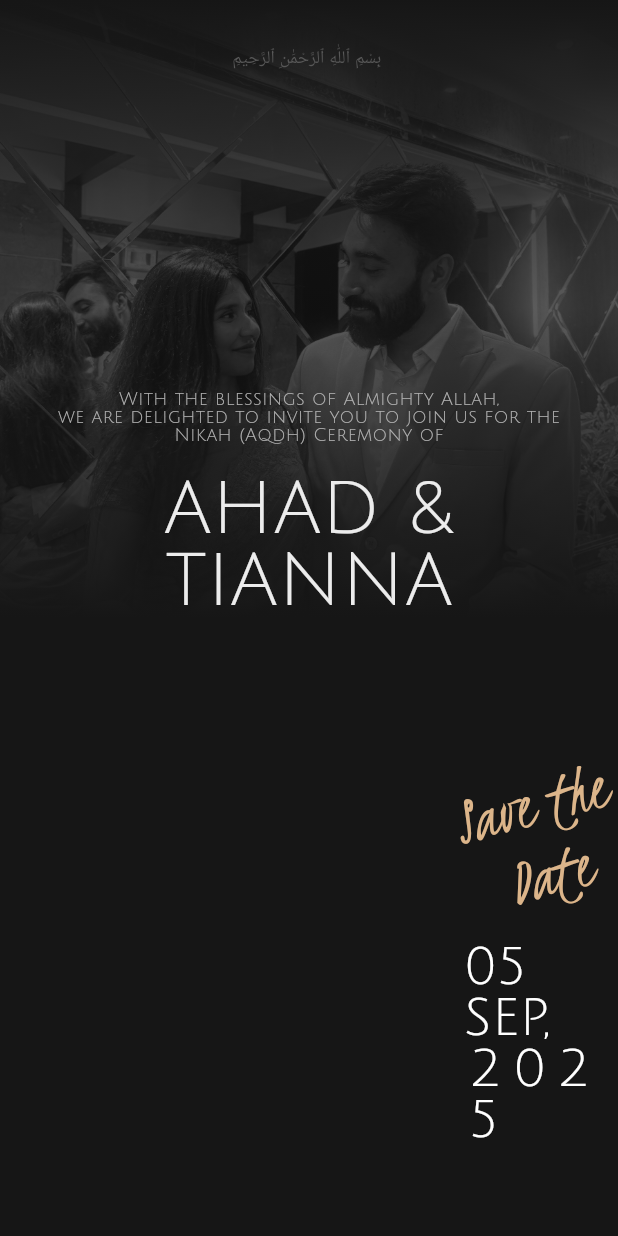
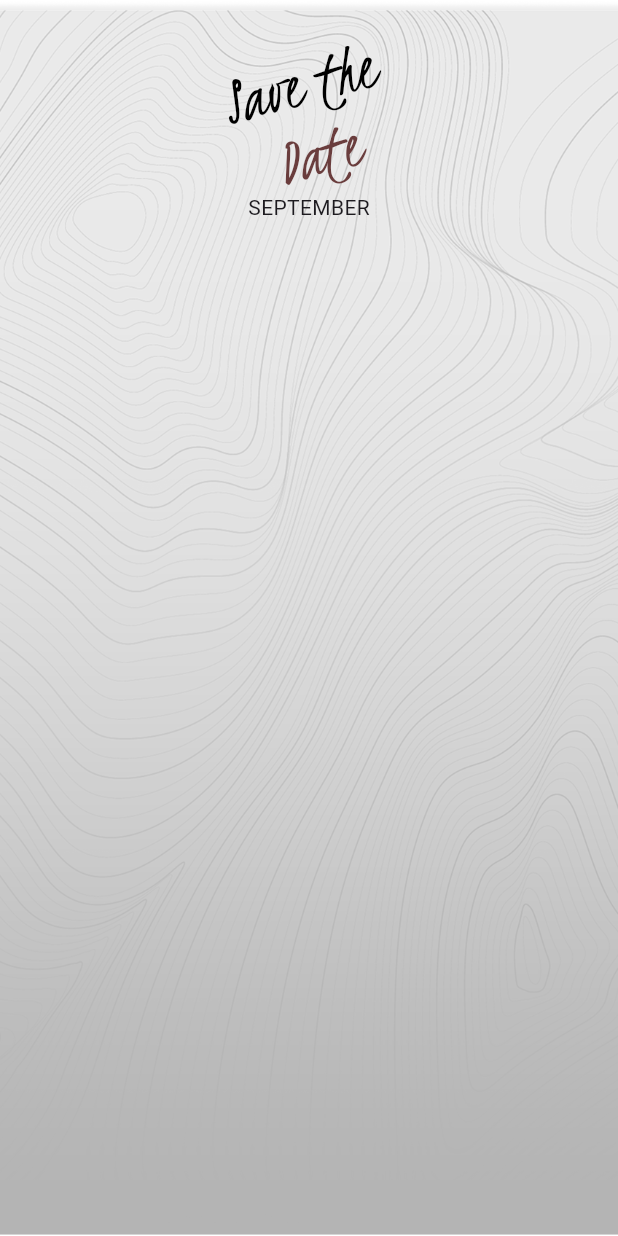
Before and after one commit to 35c0b4r/ahanna, a Flutter app: the screen it shows after launch, on a phone screen of 412 x 824 dp. Run offline on Flutter 3.47's test engine with Material 3 defaults, Android fonts, the phone set to English and light mode, and no system bars.

Commit message:
for secondary

```diff
--- a/lib/main.dart
+++ b/lib/main.dart
@@ -1,4 +1,6 @@
+import 'package:ahanna/constants.dart';
 import 'package:ahanna/pages/page_one.dart';
+import 'package:ahanna/pages/page_two.dart';
 import 'package:flutter/material.dart';
 
 void main() {
@@ -34,15 +36,12 @@ class _MyHomePageState extends State<MyHomePage> {
   @override
   Widget build(BuildContext context) {
     return Scaffold(
-      backgroundColor: Color(0xFF161616),
+      backgroundColor: backgroundColor.withValues(alpha: .3),
       body: PageView(
         scrollDirection: Axis.vertical,
         children: [
+          PageTwo(),
           PageOne(),
-          Container(
-            color: Colors.green,
-            child: const Center(child: Text('Page 2')),
-          ),
           Container(
             color: Colors.blue,
             child: const Center(child: Text('Page 3')),
--- a/lib/pages/page_one.dart
+++ b/lib/pages/page_one.dart
@@ -1,106 +1,17 @@
-import 'dart:math' as math;
-
+import 'package:ahanna/constants.dart';
 import 'package:flutter/material.dart';
 
-class PageOne extends StatefulWidget {
+class PageOne extends StatelessWidget {
   const PageOne({super.key});
 
   @override
-  State<PageOne> createState() => _PageOneState();
-}
-
-class _PageOneState extends State<PageOne> {
-  double _opacity = 0.0;
-  @override
-  void initState() {
-    super.initState();
-    Future.delayed(const Duration(seconds: 1), () {
-      setState(() {
-        _opacity = 1.0;
-      });
-    });
-  }
-
-  @override
   Widget build(BuildContext context) {
-    final double height = MediaQuery.of(context).size.height / 2;
     final double width = double.infinity;
-    final TextStyle titleTextStyle = TextStyle(
-      color: Color(0xFFECECEC),
-      fontSize: 48,
-      fontFamily: "Julius Sans One",
-      height: 1.0,
-    );
-    final TextStyle subTitleTextStyle = TextStyle(
-      color: Color(0xFFB0B0B0),
-      fontSize: 12,
-      fontFamily: "Julius Sans One",
-      height: 1.0,
-    );
-    final saveTheDateStyle = TextStyle(
-      color: Color(0xFFDCB58A),
-      fontSize: 48,
-      fontFamily: "Krishti",
-      height: 1.0,
-    );
-    final dateStyle = TextStyle(
-      color: Color(0xFFFFFFFF),
-      fontSize: 34,
-      fontFamily: "Julius Sans One",
-      height: 1.0,
-    );
-    List<double> bwMatrix = [
-      0.2126,
-      0.7152,
-      0.0722,
-      0,
-      0,
-      0.2126,
-      0.7152,
-      0.0722,
-      0,
-      0,
-      0.2126,
-      0.7152,
-      0.0722,
-      0,
-      0,
-      0,
-      0,
-      0,
-      1,
-      0,
-    ];
-    return Column(
-      crossAxisAlignment: CrossAxisAlignment.center,
-      children: [
-        SizedBox(
-          height: height,
-          child: Stack(
+    return Stack(
       children: [
         SizedBox(
           width: width,
-                child: ColorFiltered(
-                  colorFilter: ColorFilter.matrix(bwMatrix),
-                  child: Image.asset(
-                    "assets/images/top_image.jpg",
-                    fit: BoxFit.cover,
-                  ),
-                ),
-              ),
-              Container(
-                width: width,
-                decoration: BoxDecoration(
-                  gradient: LinearGradient(
-                    begin: Alignment.topCenter,
-                    end: Alignment.bottomCenter,
-                    colors: [
-                      Color(0xFF161616),
-                      Color(0xFF161616).withValues(alpha: 0.7),
-                      Color(0xFF161616),
-                    ],
-                  ),
-                ),
+          child: Image.asset(backgroundImage, fit: BoxFit.cover),
         ),
         Align(
           alignment: Alignment.topCenter,
@@ -108,78 +19,50 @@ class _PageOneState extends State<PageOne> {
             padding: const EdgeInsets.only(top: 30),
             child: SelectableText(
               "بِسْمِ ٱللّٰهِ ٱلرَّحْمَٰنِ ٱلرَّحِيمِ",
-                    style: TextStyle(
-                      color: Color(0xFF585858),
-                      fontSize: 12,
-                      fontFamily: "IoanOldSt BT",
+              style: bismillahTextStyle,
             ),
+          ),
+        ),
+        Align(
+          alignment: Alignment.center,
+          child: Padding(
+            padding: const EdgeInsets.only(top: 200.0),
+            child: Column(
+              mainAxisAlignment: MainAxisAlignment.center,
+              children: [
+                Text(
+                  "With the blessings of Almighty Allah,",
+                  style: topSubtitleTextStyle,
+                ),
+                Text(
+                  "we are delighted to invite you to join us for the",
+                  style: topSubtitleTextStyle,
+                ),
+                Text("Nikah (Aqdh) Ceremony of", style: topSubtitleTextStyle),
+                SizedBox(height: 32),
+                Text("MD. SHIBLEE NOMAN", style: fullNameTextStyle),
+                SizedBox(height: 8),
+                Text("AHAD &", style: titleTextStyle),
+                Text("TIANNA", style: titleTextStyle),
+                SizedBox(height: 8),
+                Text("ASHIK PRAPTI", style: fullNameTextStyle),
+                Padding(
+                  padding: const EdgeInsets.only(top: 32.0),
+                  child: Text(
+                    "as they begin their journey of togetherness.",
+                    style: bottomTextStyle,
+                  ),
+                ),
+              ],
             ),
           ),
         ),
         Align(
           alignment: Alignment.bottomCenter,
-                child: SelectionArea(
-                  child: Column(
-                    mainAxisAlignment: MainAxisAlignment.end,
-                    children: [
-                      Text(
-                        "With the blessings of Almighty Allah,",
-                        style: subTitleTextStyle,
+          child: Padding(
+            padding: const EdgeInsets.only(bottom: 32.0),
+            child: Image.asset(swipeUpImage),
           ),
-                      Text(
-                        "we are delighted to invite you to join us for the",
-                        style: subTitleTextStyle,
-                      ),
-                      Text(
-                        "Nikah (Aqdh) Ceremony of",
-                        style: subTitleTextStyle,
-                      ),
-                      SizedBox(height: 20),
-                      Text("AHAD &", style: titleTextStyle),
-                      Text("TIANNA", style: titleTextStyle),
-                    ],
-                  ),
-                ),
-              ),
-            ],
-          ),
-        ),
-        Row(
-          children: [
-            Spacer(),
-            Spacer(),
-            Spacer(),
-            Flexible(
-              child: Padding(
-                padding: const EdgeInsets.only(top: 100),
-                child: AnimatedOpacity(
-                  opacity: _opacity,
-                  duration: const Duration(milliseconds: 800),
-                  child: SelectionArea(
-                    child: Column(
-                      children: [
-                        Transform.rotate(
-                          angle: -math.pi / 12.0,
-                          child: Column(
-                            children: [
-                              Text("Save the", style: saveTheDateStyle),
-                              Text("Date", style: saveTheDateStyle),
-                            ],
-                          ),
-                        ),
-                        SizedBox(height: 20),
-                        Text("05 SEP,", style: dateStyle),
-                        Text(
-                          "2025",
-                          style: dateStyle.copyWith(letterSpacing: 8),
-                        ),
-                      ],
-                    ),
-                  ),
-                ),
-              ),
-            ),
-          ],
         ),
       ],
     );
--- /dev/null
+++ b/lib/pages/page_two.dart
@@ -0,0 +1,42 @@
+import 'dart:math' as math;
+
+import 'package:ahanna/constants.dart';
+import 'package:flutter/material.dart';
+
+class PageTwo extends StatelessWidget {
+  const PageTwo({super.key});
+
+  @override
+  Widget build(BuildContext context) {
+    return Container(
+      decoration: BoxDecoration(
+        color: Colors.white,
+        image: DecorationImage(
+          image: AssetImage(patternBackgroundImage),
+          opacity: .3,
+          fit: BoxFit.cover,
+        ),
+      ),
+      child: Padding(
+        padding: const EdgeInsets.all(32.0),
+        child: Column(
+          children: [
+            Transform.rotate(
+              angle: -math.pi / 12,
+              child: Column(
+                children: [
+                  Text(
+                    "Save the",
+                    style: saveTheDateStyle.copyWith(color: secondaryTextColor),
+                  ),
+                  Text("Date", style: saveTheDateStyle),
+                ],
+              ),
+            ),
+            Text("SEPTEMBER"),
+          ],
+        ),
+      ),
+    );
+  }
+}
--- a/pubspec.yaml
+++ b/pubspec.yaml
@@ -42,3 +42,6 @@ flutter:
     - family: Krishti
       fonts:
         - asset: assets/fonts/Kristi-Regular.ttf
+    - family: Akatab
+      fonts:
+        - asset: assets/fonts/Akatab-Regular.ttf
```
Also changed, not shown: lib/constants.dart (added, +55 -0 lines), lib/pages/page_one_dark.dart (added, +187 -0 lines), assets/fonts/Akatab-Regular.ttf (added), assets/images/background_image.jpg (added), assets/images/pattern_background.png (added), assets/images/swipe_up.png (added). Lines whose indentation alone changed are shown as unchanged.
